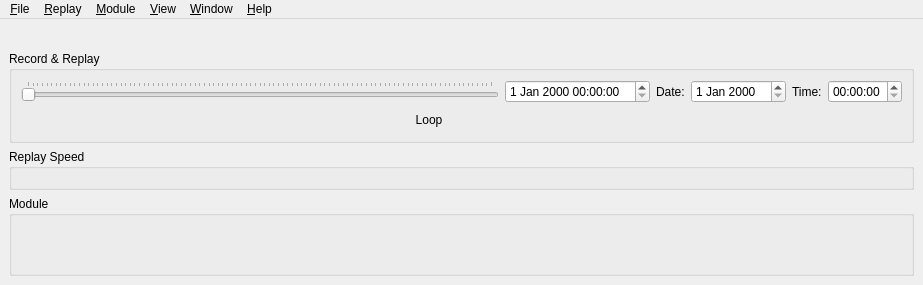
Above: src/UserInterface/src/MainWindow.ui from till213/SkyDolly before the change. Below: the same form after it.
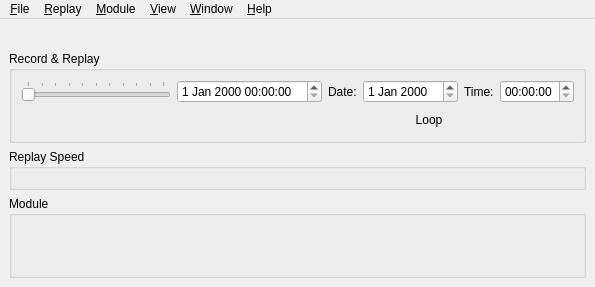
That is the form after the change. Icons and pictures are not drawn. Custom widgets are drawn as their Qt base class.

Commit message: Implement basic visibility of date & time edits

The edit to the form file:
```diff
--- a/src/UserInterface/src/MainWindow.ui
+++ b/src/UserInterface/src/MainWindow.ui
@@ -6,8 +6,8 @@
    <rect>
     <x>0</x>
     <y>0</y>
-    <width>923</width>
-    <height>285</height>
+    <width>541</width>
+    <height>287</height>
    </rect>
   </property>
   <property name="sizePolicy">
@@ -69,11 +69,6 @@
       <property name="title">
        <string>Record &amp;&amp; Replay</string>
       </property>
-      <layout class="QGridLayout" name="replayLayout">
-       <property name="sizeConstraint">
-        <enum>QLayout::SetDefaultConstraint</enum>
-       </property>
-       <item row="0" column="0">
         <layout class="QVBoxLayout" name="verticalLayout">
          <item>
           <layout class="QHBoxLayout" name="horizontalLayout_2">
@@ -112,27 +107,33 @@
             </widget>
            </item>
            <item>
-            <widget class="QDateTimeEdit" name="timeStampDateTimeEdit"/>
+          <widget class="QDateTimeEdit" name="dateTimeEdit"/>
            </item>
            <item>
+          <layout class="QFormLayout" name="dateFormLayout">
+           <item row="0" column="0">
             <widget class="QLabel" name="dateLabel">
              <property name="text">
               <string>Date:</string>
              </property>
             </widget>
            </item>
-           <item>
-            <widget class="QDateEdit" name="timestampDateEdit"/>
+           <item row="0" column="1">
+            <widget class="QDateEdit" name="dateEdit"/>
            </item>
+          </layout>
+         </item>
            <item>
+          <layout class="QFormLayout" name="timeFormLayout">
+           <item row="0" column="0">
             <widget class="QLabel" name="timeLabel">
              <property name="text">
               <string>Time:</string>
              </property>
             </widget>
            </item>
-           <item>
-            <widget class="QTimeEdit" name="timestampTimeEdit">
+           <item row="0" column="1">
+            <widget class="QTimeEdit" name="timeEdit">
              <property name="readOnly">
               <bool>false</bool>
              </property>
@@ -140,6 +141,8 @@
            </item>
           </layout>
          </item>
+        </layout>
+       </item>
          <item>
           <layout class="QHBoxLayout" name="controlButtonLayout">
            <item>
@@ -319,8 +322,6 @@
           </layout>
          </item>
         </layout>
-       </item>
-      </layout>
      </widget>
     </item>
     <item>
@@ -360,7 +361,7 @@
     <rect>
      <x>0</x>
      <y>0</y>
-     <width>923</width>
+     <width>541</width>
      <height>21</height>
     </rect>
    </property>
```
Lines whose indentation alone changed are shown as unchanged. The commit also changes 2 other files.
